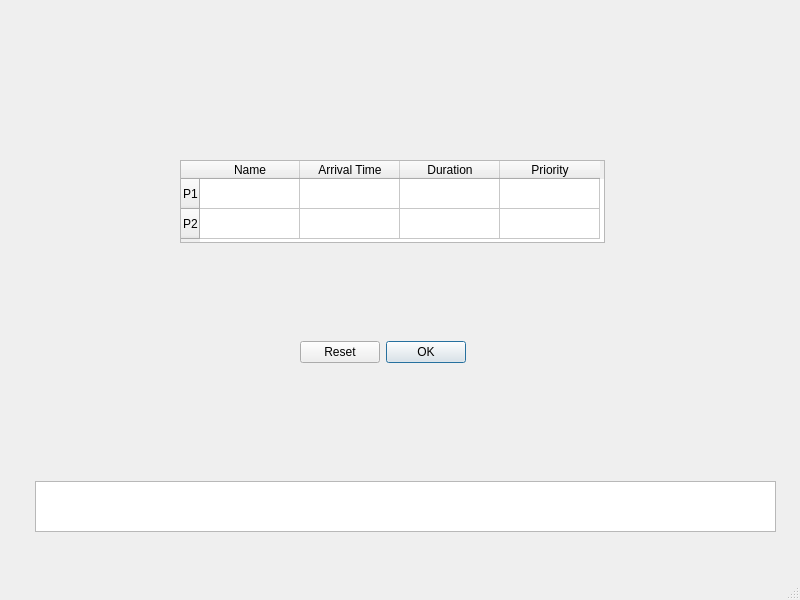
Old version of the form old,unused files/output_window.ui in the repository omarshafik/Scheduler.
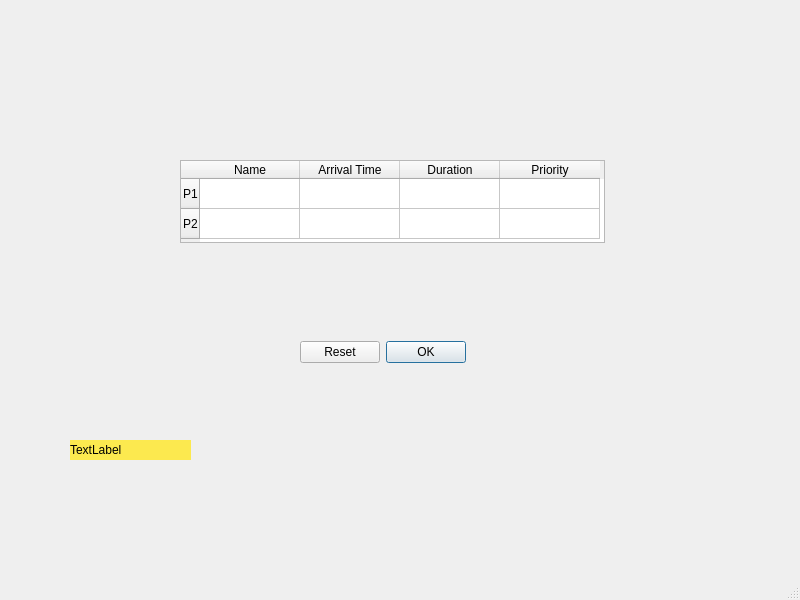
New version of the form.

```diff
--- a/old,unused files/output_window.ui
+++ b/old,unused files/output_window.ui
@@ -72,19 +72,6 @@
      </property>
     </column>
    </widget>
-   <widget class="QTableWidget" name="Gantt">
-    <property name="geometry">
-     <rect>
-      <x>35</x>
-      <y>481</y>
-      <width>741</width>
-      <height>51</height>
-     </rect>
-    </property>
-    <attribute name="horizontalHeaderHighlightSections">
-     <bool>false</bool>
-    </attribute>
-   </widget>
    <widget class="QDialogButtonBox" name="ShowHideBtn">
     <property name="geometry">
      <rect>
@@ -98,6 +85,22 @@
      <set>QDialogButtonBox::Ok|QDialogButtonBox::Reset</set>
     </property>
    </widget>
+   <widget class="QLabel" name="label">
+    <property name="geometry">
+     <rect>
+      <x>70</x>
+      <y>440</y>
+      <width>121</width>
+      <height>20</height>
+     </rect>
+    </property>
+    <property name="styleSheet">
+     <string notr="true">background-color: rgb(252, 233, 79);</string>
+    </property>
+    <property name="text">
+     <string>TextLabel</string>
+    </property>
+   </widget>
   </widget>
   <widget class="QMenuBar" name="menubar">
    <property name="geometry">
```
Left out of the diff: 19 changed lines with no effect on the pictures.
